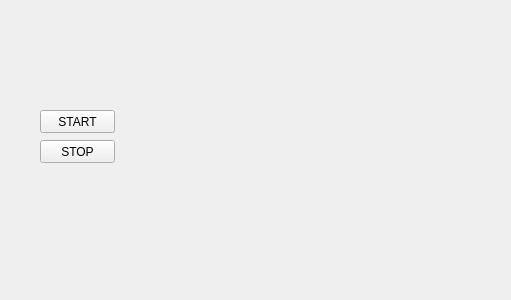
iti-luebeck/HANSE2011, file Hanse/Behaviour_CompassFollowing/compassfollowingform.ui: the form before one commit.
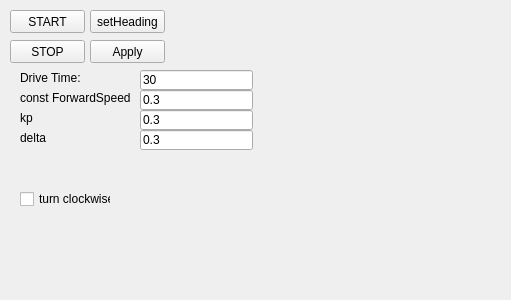
The form after the commit.

What changed in the file:
```diff
--- a/Hanse/Behaviour_CompassFollowing/compassfollowingform.ui
+++ b/Hanse/Behaviour_CompassFollowing/compassfollowingform.ui
@@ -16,8 +16,8 @@
   <widget class="QPushButton" name="startButton">
    <property name="geometry">
     <rect>
-     <x>40</x>
-     <y>110</y>
+     <x>10</x>
+     <y>10</y>
      <width>75</width>
      <height>23</height>
     </rect>
@@ -29,8 +29,8 @@
   <widget class="QPushButton" name="stopButton">
    <property name="geometry">
     <rect>
-     <x>40</x>
-     <y>140</y>
+     <x>10</x>
+     <y>40</y>
      <width>75</width>
      <height>23</height>
     </rect>
@@ -39,6 +39,149 @@
     <string>STOP</string>
    </property>
   </widget>
+  <widget class="QPushButton" name="setHeading">
+   <property name="geometry">
+    <rect>
+     <x>90</x>
+     <y>10</y>
+     <width>75</width>
+     <height>23</height>
+    </rect>
+   </property>
+   <property name="text">
+    <string>setHeading</string>
+   </property>
+  </widget>
+  <widget class="QPushButton" name="apply">
+   <property name="geometry">
+    <rect>
+     <x>90</x>
+     <y>40</y>
+     <width>75</width>
+     <height>23</height>
+    </rect>
+   </property>
+   <property name="text">
+    <string>Apply</string>
+   </property>
+  </widget>
+  <widget class="QLineEdit" name="driveTime">
+   <property name="geometry">
+    <rect>
+     <x>140</x>
+     <y>70</y>
+     <width>113</width>
+     <height>20</height>
+    </rect>
+   </property>
+   <property name="text">
+    <string>30</string>
+   </property>
+  </widget>
+  <widget class="QLabel" name="driveTimeLabel">
+   <property name="geometry">
+    <rect>
+     <x>20</x>
+     <y>70</y>
+     <width>61</width>
+     <height>16</height>
+    </rect>
+   </property>
+   <property name="text">
+    <string>Drive Time:</string>
+   </property>
+  </widget>
+  <widget class="QCheckBox" name="turnClockwise">
+   <property name="geometry">
+    <rect>
+     <x>20</x>
+     <y>190</y>
+     <width>91</width>
+     <height>18</height>
+    </rect>
+   </property>
+   <property name="text">
+    <string>turn clockwise</string>
+   </property>
+  </widget>
+  <widget class="QLineEdit" name="ffSpeed">
+   <property name="geometry">
+    <rect>
+     <x>140</x>
+     <y>90</y>
+     <width>113</width>
+     <height>20</height>
+    </rect>
+   </property>
+   <property name="text">
+    <string>0.3</string>
+   </property>
+  </widget>
+  <widget class="QLabel" name="ffSpeedLabel">
+   <property name="geometry">
+    <rect>
+     <x>20</x>
+     <y>90</y>
+     <width>121</width>
+     <height>16</height>
+    </rect>
+   </property>
+   <property name="text">
+    <string>const ForwardSpeed</string>
+   </property>
+  </widget>
+  <widget class="QLabel" name="kpLabel">
+   <property name="geometry">
+    <rect>
+     <x>20</x>
+     <y>110</y>
+     <width>121</width>
+     <height>16</height>
+    </rect>
+   </property>
+   <property name="text">
+    <string>kp</string>
+   </property>
+  </widget>
+  <widget class="QLineEdit" name="kp">
+   <property name="geometry">
+    <rect>
+     <x>140</x>
+     <y>110</y>
+     <width>113</width>
+     <height>20</height>
+    </rect>
+   </property>
+   <property name="text">
+    <string>0.3</string>
+   </property>
+  </widget>
+  <widget class="QLabel" name="deltaLabel">
+   <property name="geometry">
+    <rect>
+     <x>20</x>
+     <y>130</y>
+     <width>121</width>
+     <height>16</height>
+    </rect>
+   </property>
+   <property name="text">
+    <string>delta</string>
+   </property>
+  </widget>
+  <widget class="QLineEdit" name="delta">
+   <property name="geometry">
+    <rect>
+     <x>140</x>
+     <y>130</y>
+     <width>113</width>
+     <height>20</height>
+    </rect>
+   </property>
+   <property name="text">
+    <string>0.3</string>
+   </property>
+  </widget>
  </widget>
  <resources/>
  <connections/>
```
